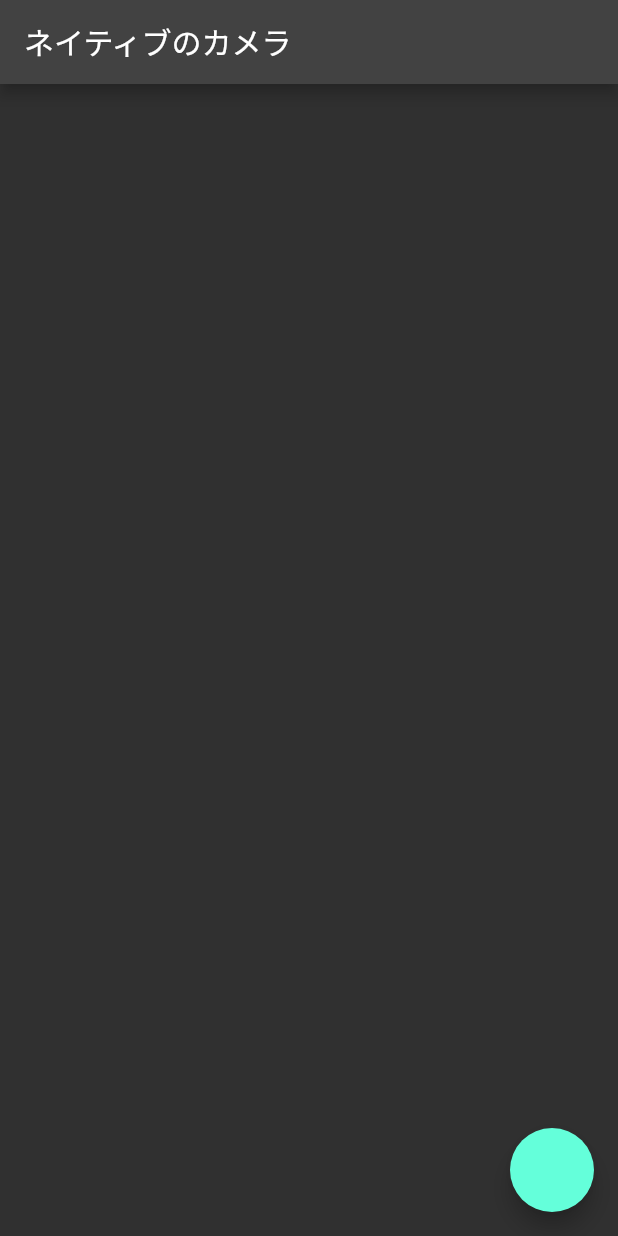
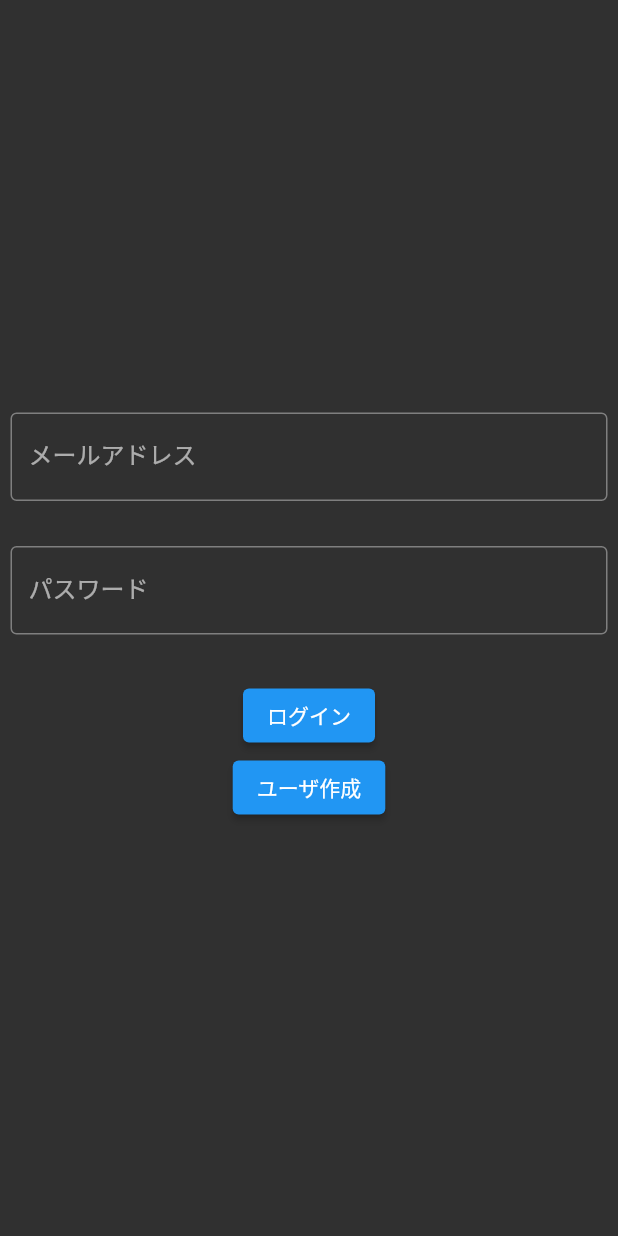
Before and after one commit to Aniokrait/fl_iro_otameshi, a Flutter app: the screen it shows after launch, on a phone screen of 412 x 824 dp. Run offline on Flutter 3.47's test engine with Material 2 defaults, Android fonts, the phone set to English and light mode, and no system bars; our stand-ins replace camera, firebase_auth, firebase_core, image_gallery_saver, image_picker; missing offline and left inert: dart:ffi; accounts and stored records are empty.

Commit message:
firabase ログイン実装

```diff
--- /dev/null
+++ b/lib/login.dart
@@ -0,0 +1,86 @@
+import 'package:firebase_core/firebase_core.dart';
+import 'package:flutter/material.dart';
+import 'package:firebase_auth/firebase_auth.dart';
+
+class LoginScreen extends StatefulWidget {
+  const LoginScreen({Key? key}) : super(key: key);
+
+  @override
+  LoginScreenState createState() => LoginScreenState();
+}
+
+class LoginScreenState extends State<LoginScreen> {
+  final mailAddressController = TextEditingController();
+  final pwController = TextEditingController();
+
+  Future<void> login() async {
+    try {
+      UserCredential credential = await FirebaseAuth.instance
+          .signInWithEmailAndPassword(
+              email: mailAddressController.text, password: pwController.text);
+    } on FirebaseException catch (e) {
+      if (e.code == 'user-not-found') {
+        print('No user found for that email.');
+      } else if (e.code == 'wrong-password') {
+        print('Wrong password provided for that user.');
+      }
+    }
+  }
+
+  Future<void> createUser() async {
+    try {
+      UserCredential credential = await FirebaseAuth.instance
+          .createUserWithEmailAndPassword(
+              email: mailAddressController.text, password: pwController.text);
+    } on FirebaseException catch (e) {
+      if (e.code == 'email-already-in-use') {
+        print('this email is already used.');
+      } else if (e.code == 'invalid-email') {
+        print('this email address is invalid.');
+      } else if (e.code == 'weak-password') {
+        print('this password is weak.');
+      }
+    }
+  }
+
+  @override
+  Widget build(BuildContext context) {
+    return Scaffold(
+      body: Center(
+        child: Container(
+          margin: const EdgeInsets.all(7),
+          child: Column(
+            mainAxisSize: MainAxisSize.min,
+            children: [
+              Container(
+                margin: const EdgeInsets.only(bottom: 30),
+                child: TextFormField(
+                  controller: mailAddressController,
+                  decoration: const InputDecoration(
+                      border: OutlineInputBorder(), labelText: 'メールアドレス'),
+                ),
+              ),
+              Container(
+                margin: const EdgeInsets.only(bottom: 30),
+                child: TextFormField(
+                  controller: pwController,
+                  decoration: const InputDecoration(
+                      border: OutlineInputBorder(), labelText: 'パスワード'),
+                  obscureText: true,
+                ),
+              ),
+              ElevatedButton(
+                onPressed: () => login(),
+                child: const Text("ログイン"),
+              ),
+              ElevatedButton(
+                onPressed: () => createUser(),
+                child: const Text("ユーザ作成"),
+              ),
+            ],
+          ),
+        ),
+      ),
+    );
+  }
+}
--- a/pubspec.yaml
+++ b/pubspec.yaml
@@ -38,6 +38,7 @@ dependencies:
   image_gallery_saver: ^1.7.1
   image_picker: ^0.8.5+3
   firebase_core: ^1.17.1
+  firebase_auth: ^3.3.19
 
 dev_dependencies:
   flutter_test:
```
Also changed, not shown: lib/main.dart (+15 -2 lines), pubspec.lock, 1 other file.
